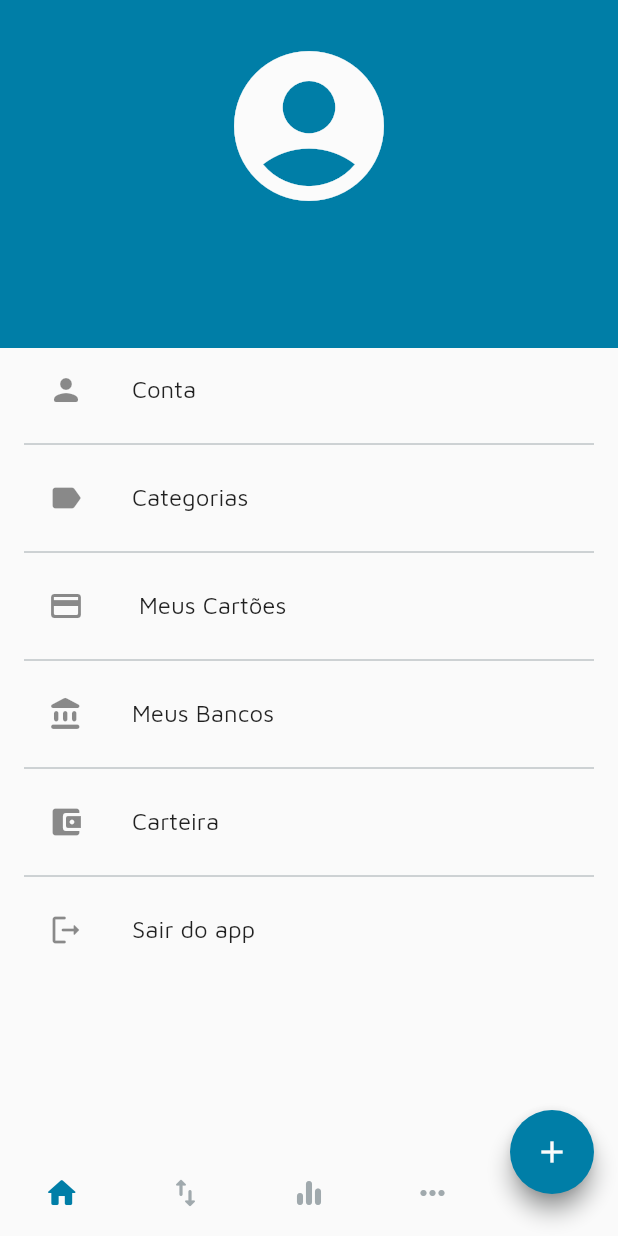
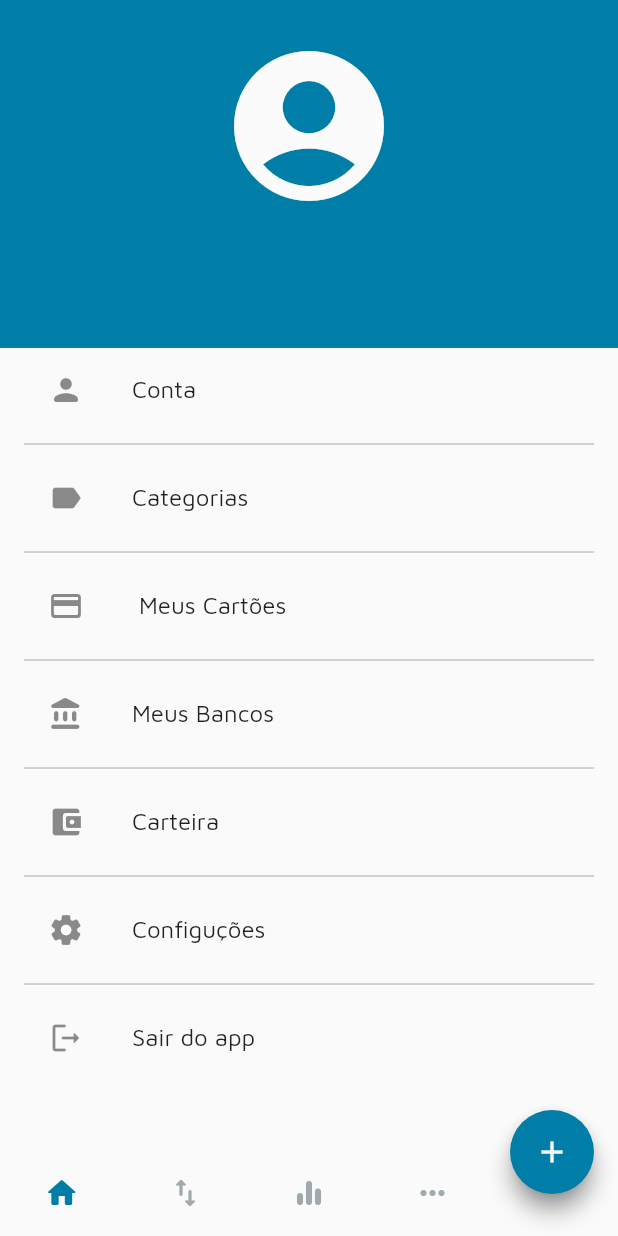
Before and after one commit to proz-tecnologia/PIT01GP08, a Flutter app: the AppPageView screen opened by its route, swiped to page 4, on a phone screen of 412 x 824 dp. Run offline on Flutter 3.47's test engine with Material 2 defaults, Android fonts, the phone set to English and light mode, and no system bars; our stand-ins replace cloud_firestore, firebase_auth, firebase_core, firebase_storage, fl_chart, flutter_bloc and 1 more; accounts and stored records are empty.

Commit message:
feat:  settings option.

```diff
--- a/lib/features/page_view/profile/profile_page.dart
+++ b/lib/features/page_view/profile/profile_page.dart
@@ -48,6 +48,11 @@ class _ProfilePageState extends State<ProfilePage> {
             const ListTile(
               leading: Icon(Icons.account_balance_wallet_rounded),
               title: Text("Carteira"),
+            ),
+            ListTile(
+              onTap: () => Navigator.of(context).pushNamed("/settings"),
+              leading: const Icon(Icons.settings_rounded),
+              title: const Text("Configuções"),
             ),
             ListTile(
               onTap: () {
```
